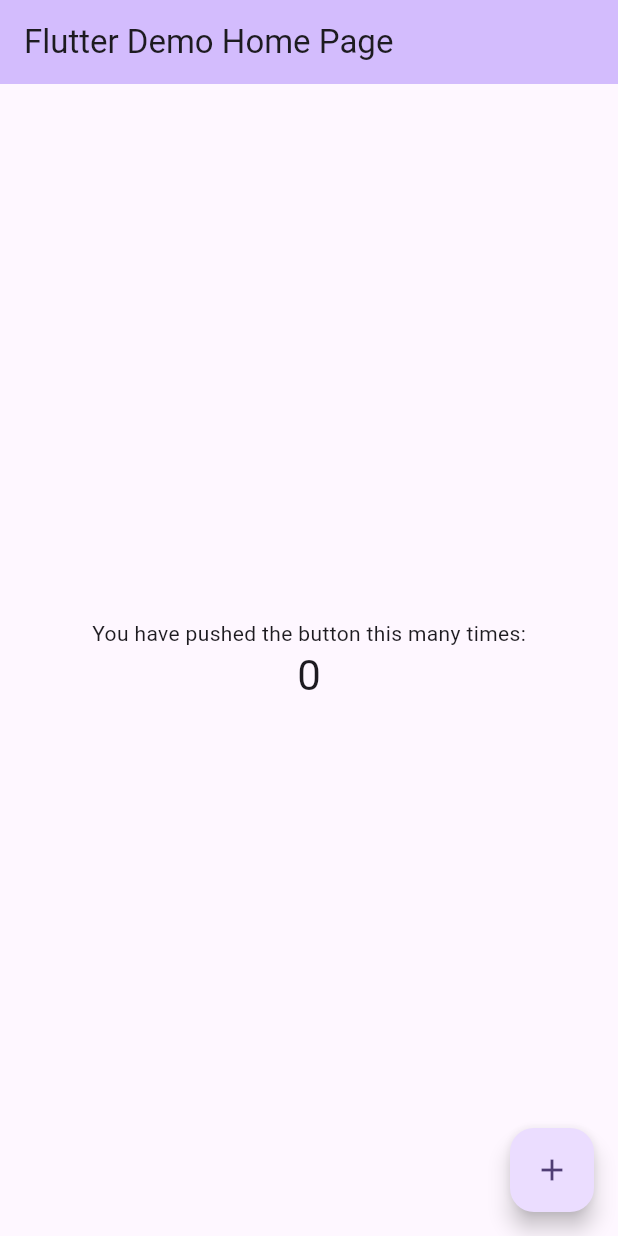
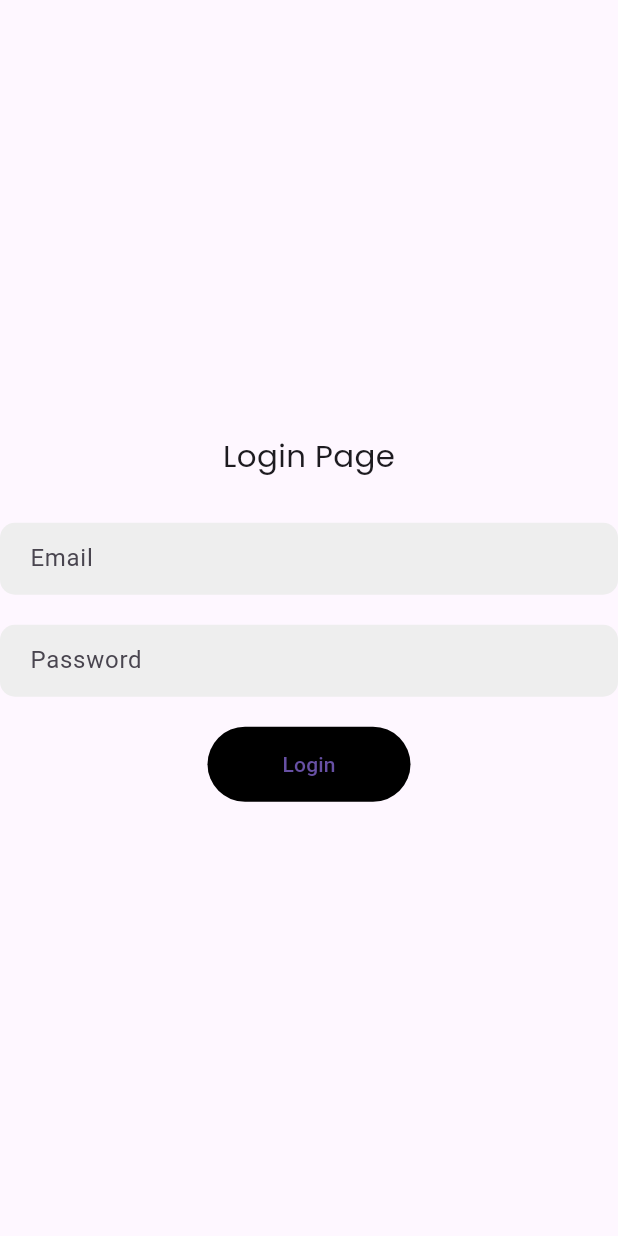
Before and after one commit to kppr0524/forum_app, a Flutter app: the screen it shows after launch, on a phone screen of 412 x 824 dp. Run offline on Flutter 3.47's test engine with Material 3 defaults, Android fonts, the phone set to English and light mode, and no system bars; our stand-ins replace google_fonts.

Commit message:
login 18/04

```diff
--- a/lib/main.dart
+++ b/lib/main.dart
@@ -1,4 +1,5 @@
 import 'package:flutter/material.dart';
+import 'package:forum_application/views/login_page.dart';
 
 void main() {
   runApp(const MyApp());
@@ -10,116 +11,10 @@
   // This widget is the root of your application.
   @override
   Widget build(BuildContext context) {
-    return MaterialApp(
-      title: 'Flutter Demo',
-      theme: ThemeData(
-        // This is the theme of your application.
-        //
-        // TRY THIS: Try running your application with "flutter run". You'll see
-        // the application has a purple toolbar. Then, without quitting the app,
-        // try changing the seedColor in the colorScheme below to Colors.green
-        // and then invoke "hot reload" (save your changes or press the "hot
-        // reload" button in a Flutter-supported IDE, or press "r" if you used
-        // the command line to start the app).
-        //
-        // Notice that the counter didn't reset back to zero; the application
-        // state is not lost during the reload. To reset the state, use hot
-        // restart instead.
-        //
-        // This works for code too, not just values: Most code changes can be
-        // tested with just a hot reload.
-        colorScheme: ColorScheme.fromSeed(seedColor: Colors.deepPurple),
-        useMaterial3: true,
-      ),
-      home: const MyHomePage(title: 'Flutter Demo Home Page'),
+    return const MaterialApp(
+      debugShowCheckedModeBanner: false,
+      title: 'Forum Application',
+      home: const LoginPage(),
     );
   }
 }
-
-class MyHomePage extends StatefulWidget {
-  const MyHomePage({super.key, required this.title});
-
-  // This widget is the home page of your application. It is stateful, meaning
-  // that it has a State object (defined below) that contains fields that affect
-  // how it looks.
-
-  // This class is the configuration for the state. It holds the values (in this
-  // case the title) provided by the parent (in this case the App widget) and
-  // used by the build method of the State. Fields in a Widget subclass are
-  // always marked "final".
-
-  final String title;
-
-  @override
-  State<MyHomePage> createState() => _MyHomePageState();
-}
-
-class _MyHomePageState extends State<MyHomePage> {
-  int _counter = 0;
-
-  void _incrementCounter() {
-    setState(() {
-      // This call to setState tells the Flutter framework that something has
-      // changed in this State, which causes it to rerun the build method below
-      // so that the display can reflect the updated values. If we changed
-      // _counter without calling setState(), then the build method would not be
-      // called again, and so nothing would appear to happen.
-      _counter++;
-    });
-  }
-
-  @override
-  Widget build(BuildContext context) {
-    // This method is rerun every time setState is called, for instance as done
-    // by the _incrementCounter method above.
-    //
-    // The Flutter framework has been optimized to make rerunning build methods
-    // fast, so that you can just rebuild anything that needs updating rather
-    // than having to individually change instances of widgets.
-    return Scaffold(
-      appBar: AppBar(
-        // TRY THIS: Try changing the color here to a specific color (to
-        // Colors.amber, perhaps?) and trigger a hot reload to see the AppBar
-        // change color while the other colors stay the same.
-        backgroundColor: Theme.of(context).colorScheme.inversePrimary,
-        // Here we take the value from the MyHomePage object that was created by
-        // the App.build method, and use it to set our appbar title.
-        title: Text(widget.title),
-      ),
-      body: Center(
-        // Center is a layout widget. It takes a single child and positions it
-        // in the middle of the parent.
-        child: Column(
-          // Column is also a layout widget. It takes a list of children and
-          // arranges them vertically. By default, it sizes itself to fit its
-          // children horizontally, and tries to be as tall as its parent.
-          //
-          // Column has various properties to control how it sizes itself and
-          // how it positions its children. Here we use mainAxisAlignment to
-          // center the children vertically; the main axis here is the vertical
-          // axis because Columns are vertical (the cross axis would be
-          // horizontal).
-          //
-          // TRY THIS: Invoke "debug painting" (choose the "Toggle Debug Paint"
-          // action in the IDE, or press "p" in the console), to see the
-          // wireframe for each widget.
-          mainAxisAlignment: MainAxisAlignment.center,
-          children: <Widget>[
-            const Text(
-              'You have pushed the button this many times:',
-            ),
-            Text(
-              '$_counter',
-              style: Theme.of(context).textTheme.headlineMedium,
-            ),
-          ],
-        ),
-      ),
-      floatingActionButton: FloatingActionButton(
-        onPressed: _incrementCounter,
-        tooltip: 'Increment',
-        child: const Icon(Icons.add),
-      ), // This trailing comma makes auto-formatting nicer for build methods.
-    );
-  }
-}
--- /dev/null
+++ b/lib/views/login_page.dart
@@ -0,0 +1,65 @@
+import 'package:flutter/material.dart';
+import './widgets/input_widget.dart';
+import 'package:google_fonts/google_fonts.dart';
+
+class LoginPage extends StatefulWidget {
+  const LoginPage({Key? key}) : super(key: key);
+
+  @override
+  _LoginPageState createState() => _LoginPageState();
+}
+
+class _LoginPageState extends State<LoginPage> {
+
+  final TextEditingController _emailController = TextEditingController();
+  final TextEditingController _passwordController = TextEditingController();
+
+  @override
+  Widget build(BuildContext context) {
+    var size = MediaQuery.of(context).size.width;
+    return Scaffold(
+      body: Center(
+        child: Column(
+          mainAxisAlignment: MainAxisAlignment.center,
+          children: [
+            Text(
+              'Login Page',
+              style: GoogleFonts.poppins(fontSize: size * 0.050),
+            ),
+            const SizedBox(
+              height: 30,
+            ),
+            InputWidget(
+              hintText: 'Email',
+              obscureText: false,
+              controller: _emailController,
+            ),
+            const SizedBox(
+              height: 20,
+        ),
+        InputWidget(
+          hintText: 'Password',
+          obscureText: true,
+          controller: _passwordController,
+        ),
+        const SizedBox(
+              height: 20,
+        ),
+        ElevatedButton(
+          style: ElevatedButton.styleFrom(
+            backgroundColor: Colors.black,
+            elevation: 0,
+            padding: const EdgeInsets.symmetric(
+              horizontal: 50,
+              vertical: 15
+              ),
+          ),
+          onPressed: () {},
+            child: const Text('Login'),
+        ),
+        ],
+      ),
+      ),
+    );
+  }
+}
--- /dev/null
+++ b/lib/views/widgets/input_widget.dart
@@ -0,0 +1,31 @@
+import 'package:flutter/material.dart';
+
+class InputWidget extends StatelessWidget {
+  const InputWidget({
+    super.key, required this.hintText, required this.controller, required this.obscureText,
+  });
+
+  final String hintText;
+  final TextEditingController controller;
+  final bool obscureText;
+
+  @override
+  Widget build(BuildContext context) {
+    return Container(
+    width: double.infinity,
+    decoration: BoxDecoration(
+        color: Colors.grey[200],
+        borderRadius: BorderRadius.circular(10),
+        ),
+    child: TextField(
+      obscureText: obscureText,
+      controller: controller,
+      decoration: InputDecoration(
+        border: InputBorder.none,
+        hintText: hintText,
+        contentPadding: EdgeInsets.symmetric(horizontal: 20),
+      ),
+      ),
+    );
+  }
+}
--- a/pubspec.yaml
+++ b/pubspec.yaml
@@ -39,6 +39,7 @@ dependencies:
 dev_dependencies:
   flutter_test:
     sdk: flutter
+  google_fonts: ^4.0.4
 
   # The "flutter_lints" package below contains a set of recommended lints to
   # encourage good coding practices. The lint set provided by the package is
```
Also changed, not shown: pubspec.lock, 1 other file.
